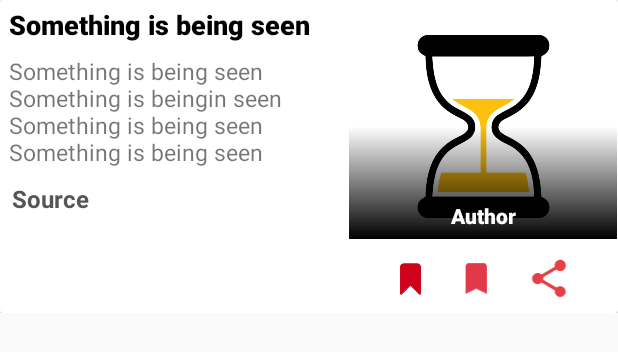
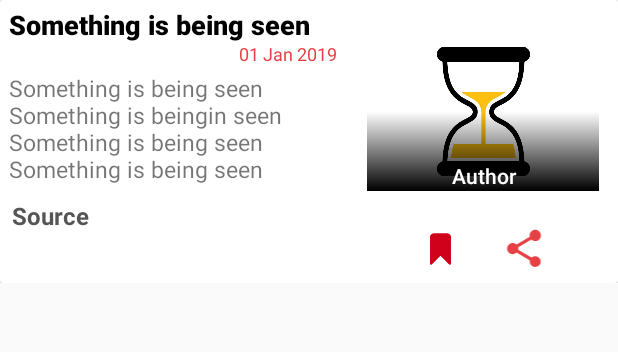
Before and after one commit to Kushal-Gera/NewsHunter, an Android app: the layout news_list_2.xml on its own in the app's theme, with its tools: preview values and no code run, on a phone screen of 412 x 824 dp. Shown: the top 352 px of the screen. Run offline under Robolectric (Android 15) with nearby library versions, the phone set to English and light mode, and no system bars; network calls fail.

Commit message:
save icon and date part changed

```diff
--- a/app/src/main/java/kushal/application/newshunter/My_adapter.java
+++ b/app/src/main/java/kushal/application/newshunter/My_adapter.java
@@ -71,7 +71,6 @@ public class My_adapter extends RecyclerView.Adapter<My_viewHolder> {
             holder.dateView.setVisibility(View.GONE);
             holder.animationView.setVisibility(View.GONE);
             holder.share.setVisibility(View.GONE);
-            holder.UnSaveStar.setVisibility(View.GONE);
         } else {
             Article[] articles = data.getArticles();
             final Article model = articles[position];
@@ -83,7 +82,6 @@ public class My_adapter extends RecyclerView.Adapter<My_viewHolder> {
             holder.date.setText(getDate(model.getPublishedAt()));
             Glide.with(myContext).load(model.getUrlToImage()).placeholder(R.drawable.placeholder).centerCrop().into(holder.img);
 
-            holder.UnSaveStar.setVisibility(View.GONE);
             holder.animationView.setOnClickListener(new View.OnClickListener() {
                 @Override
                 public void onClick(View v) {
@@ -91,8 +89,7 @@ public class My_adapter extends RecyclerView.Adapter<My_viewHolder> {
                     bookMark(model.getUrl(), model.getUrlToImage(), model.getTitle());
                     Snackbar.make(v, "Bookmarked", Snackbar.LENGTH_SHORT).show();
 
-                    holder.UnSaveStar.setVisibility(View.VISIBLE);
-                    holder.animationView.setVisibility(View.GONE);
+                    holder.animationView.setVisibility(View.INVISIBLE);
                 }
             });
 
--- a/app/src/main/res/layout/activity_main.xml
+++ b/app/src/main/res/layout/activity_main.xml
@@ -62,6 +62,7 @@
                 android:overScrollMode="never" />
 
         </androidx.swiperefreshlayout.widget.SwipeRefreshLayout>
+
     </LinearLayout>
 
     <!--    menu is here-->
--- a/app/src/main/res/layout/news_list_2.xml
+++ b/app/src/main/res/layout/news_list_2.xml
@@ -36,6 +36,17 @@
                     android:textStyle="bold"
                     android:transitionName="titleTransition"
                     tools:text="Something is being seen" />
+
+                <TextView
+                    android:id="@+id/date"
+                    android:layout_width="wrap_content"
+                    android:layout_height="wrap_content"
+                    android:layout_gravity="end"
+                    android:layout_marginTop="-5dp"
+                    android:layout_marginEnd="8dp"
+                    android:textColor="@color/colorPrimary"
+                    android:textSize="12sp"
+                    tools:text="01 Jan 2019" />
 
                 <TextView
                     android:id="@+id/description"
@@ -85,16 +96,18 @@
                         <ImageView
                             android:id="@+id/image_news"
                             android:layout_width="match_parent"
-                            android:layout_height="150dp"
+                            android:layout_height="130dp"
                             android:contentDescription="@string/image_description"
+                            android:padding="12dp"
                             android:scaleType="centerInside"
                             android:src="@drawable/placeholder"
                             android:transitionName="image" />
 
                         <ImageView
                             android:layout_width="match_parent"
-                            android:layout_height="150dp"
+                            android:layout_height="130dp"
                             android:contentDescription="@string/image_description"
+                            android:padding="12dp"
                             android:scaleType="centerInside"
                             android:src="@drawable/bg_gradient" />
 
@@ -111,24 +124,16 @@
                             android:id="@+id/animation_view"
                             android:layout_width="55dp"
                             android:layout_height="45dp"
-                            android:paddingEnd="8dp"
                             app:lottie_autoPlay="true"
                             app:lottie_loop="true"
                             app:lottie_rawRes="@raw/bookmark"
                             tools:ignore="RtlSymmetry" />
 
                         <ImageView
-                            android:id="@+id/UnSaveStar"
-                            android:layout_width="25dp"
-                            android:layout_height="35dp"
-                            android:layout_marginEnd="15dp"
-                            android:contentDescription="@string/image_description"
-                            android:src="@drawable/bookmark_plain" />
-
-                        <ImageView
                             android:id="@+id/share"
                             android:layout_width="40dp"
                             android:layout_height="30dp"
+                            android:layout_marginStart="8dp"
                             android:layout_marginEnd="8dp"
                             android:contentDescription="@string/image_description"
                             android:src="@drawable/share" />
@@ -146,59 +151,14 @@
                     android:layout_alignParentEnd="true"
                     android:layout_marginStart="20dp"
                     android:layout_marginEnd="20dp"
-                    android:layout_marginBottom="55dp"
+                    android:layout_marginBottom="62dp"
                     android:fontFamily="sans-serif-medium"
                     android:gravity="center"
                     android:maxLines="1"
                     android:text="Author"
                     android:textColor="@color/white"
                     android:textSize="14sp"
-                    android:textStyle="bold"
                     tools:ignore="HardcodedText" />
-
-                <LinearLayout
-                    android:id="@+id/dateView"
-                    android:layout_width="wrap_content"
-                    android:layout_height="wrap_content"
-                    android:layout_alignEnd="@+id/box"
-                    android:layout_alignBottom="@+id/box"
-                    android:layout_marginEnd="6dp"
-                    android:layout_marginBottom="6dp"
-                    android:background="@drawable/bg_date"
-                    android:orientation="horizontal"
-                    android:paddingStart="2dp"
-                    android:paddingTop="1dp"
-                    android:paddingEnd="2dp"
-                    android:paddingBottom="1dp"
-                    android:visibility="invisible">
-
-                    <ImageView
-                        android:layout_width="wrap_content"
-                        android:layout_height="wrap_content"
-                        android:layout_marginStart="2dp"
-                        android:layout_marginEnd="6dp"
-                        android:contentDescription="@string/description"
-                        android:src="@drawable/ic_today_black_24dp" />
-
-                    <TextView
-                        android:id="@+id/date"
-                        android:layout_width="wrap_content"
-                        android:layout_height="match_parent"
-                        android:layout_gravity="end"
-                        android:layout_marginEnd="4dp"
-                        android:gravity="center"
-                        android:paddingTop="2dp"
-                        android:paddingEnd="2dp"
-                        android:paddingBottom="2dp"
-                        android:textAllCaps="true"
-                        android:textColor="#222"
-                        android:textSize="16sp"
-                        android:textStyle="bold"
-                        android:visibility="gone"
-                        tools:ignore="HardcodedText,RtlSymmetry"
-                        tools:text="01 Jan 2019" />
-
-                </LinearLayout>
 
             </RelativeLayout>
 
```
Also changed, not shown: app/src/main/java/kushal/application/newshunter/MainActivity.java (+15 -5 lines), app/src/main/java/kushal/application/newshunter/My_viewHolder.java (+2 -5 lines), app/src/main/res/layout/news_list.xml (+0 -12 lines).
